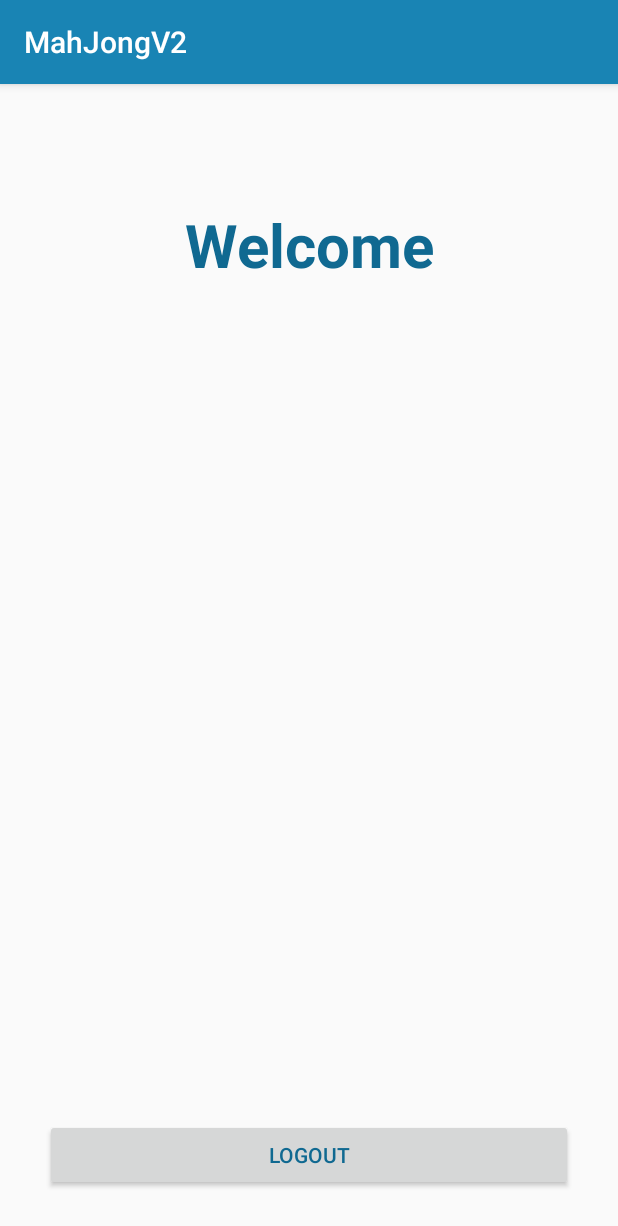
After one commit to icpc0928/Android_MahJongV2, an Android app: the HomeActivity screen opened directly, with no data from a screen before it, on a phone screen of 412 x 824 dp. The commit adds this screen. Shown: the top 1226 px of the screen. Run offline under Robolectric (Android 15) with nearby library versions, the phone set to English and light mode, and no system bars; 1 statement that could not run was skipped.

Commit message:
1-3 SessionManager 多新增一個HomeAct 曾經登入就能在HomeAct內

```diff
--- a/app/src/main/AndroidManifest.xml
+++ b/app/src/main/AndroidManifest.xml
@@ -12,14 +12,24 @@
         android:supportsRtl="true"
         android:theme="@style/AppThemeRegist"
         android:usesCleartextTraffic="true">
-        <activity android:name=".RegisterActivity"></activity>
-        <activity android:name=".LoginActivity">
+
+        <activity android:name=".HomeActivity">
             <intent-filter>
                 <action android:name="android.intent.action.MAIN" />
 
                 <category android:name="android.intent.category.LAUNCHER" />
             </intent-filter>
         </activity>
+
+        <activity
+            android:name=".LoginActivity"
+            android:theme="@style/AppThemeRegist"
+            />
+        <activity
+            android:name=".RegisterActivity"
+            android:theme="@style/AppThemeRegist"
+            />
+
     </application>
 
 </manifest>
--- /dev/null
+++ b/app/src/main/java/com/example/mahjongv2/HomeActivity.java
@@ -0,0 +1,53 @@
+package com.example.mahjongv2;
+
+import androidx.appcompat.app.AppCompatActivity;
+
+import android.content.Intent;
+import android.os.Bundle;
+import android.view.View;
+import android.widget.Button;
+import android.widget.TextView;
+
+import java.util.HashMap;
+
+public class HomeActivity extends AppCompatActivity {
+
+    private TextView name , email;
+    private Button btn_logout;
+    SessionManager sessionManager;
+
+
+    @Override
+    protected void onCreate(Bundle savedInstanceState) {
+        super.onCreate(savedInstanceState);
+        setContentView(R.layout.activity_home);
+
+        //SessionManager.java
+        sessionManager = new SessionManager(this);
+        sessionManager.checkLogin();
+
+
+
+
+        name = findViewById(R.id.name);
+        email= findViewById(R.id.email);
+        btn_logout = findViewById(R.id.btn_logout);
+
+        HashMap<String,String> user = sessionManager.getUserDetail();
+        String mName = user.get(sessionManager.NAME);
+        String mEmail = user.get(sessionManager.EMAIL);
+
+        name.setText(mName);
+        email.setText(mEmail);
+
+
+        btn_logout.setOnClickListener(new View.OnClickListener() {
+            @Override
+            public void onClick(View v) {
+                sessionManager.logout();
+            }
+        });
+
+
+    }
+}
--- a/app/src/main/java/com/example/mahjongv2/LoginActivity.java
+++ b/app/src/main/java/com/example/mahjongv2/LoginActivity.java
@@ -34,10 +34,14 @@ public class LoginActivity extends AppCompatActivity {
     private TextView link_regist;
     private ProgressBar loading;
     private static String URL_LOGIN = "http://192.168.0.101/android_register_login/login.php";
+    SessionManager sessionManager;
+
     @Override
     protected void onCreate(Bundle savedInstanceState) {
         super.onCreate(savedInstanceState);
         setContentView(R.layout.activity_login);
+
+        sessionManager = new SessionManager(this);
 
         loading = findViewById(R.id.loading);
         email = findViewById(R.id.email);
@@ -104,10 +108,13 @@ public class LoginActivity extends AppCompatActivity {
                                     String name = object.getString("name").trim();
                                     String email = object.getString("email").trim();
 
-                                    Toast.makeText(LoginActivity.this,
-                                            "Success \nHello : "+name
-                                                    + "\n Nice to see U again",Toast.LENGTH_SHORT)
-                                            .show();
+                                    sessionManager.createSession(name,email);
+
+                                    Intent intent = new Intent(LoginActivity.this,HomeActivity.class);
+                                    intent.putExtra("name",name);
+                                    intent.putExtra("email",email);
+                                    startActivity(intent);
+
 
                                     loading.setVisibility(View.GONE);
                                     btn_login.setVisibility(View.VISIBLE);
--- /dev/null
+++ b/app/src/main/java/com/example/mahjongv2/SessionManager.java
@@ -0,0 +1,65 @@
+package com.example.mahjongv2;
+
+import android.content.Context;
+import android.content.Intent;
+import android.content.SharedPreferences;
+
+import java.util.HashMap;
+
+public class SessionManager {
+
+    SharedPreferences sharedPreferences;
+    public SharedPreferences.Editor editor;
+    public Context context;
+    int PRIVATE_MODE = 0;
+
+    private static final String PREF_NAME = "LOGIN";
+    private static final String LOGIN = "IS_LOGIN";
+    public static final String NAME = "NAME";
+    public static final String EMAIL = "EMAIL";
+
+
+//SessionManager
+    public SessionManager(Context context) {
+        this.context = context;
+        sharedPreferences = context.getSharedPreferences(PREF_NAME,PRIVATE_MODE);
+        editor = sharedPreferences.edit();
+    }
+
+    public void createSession(String name,String email){
+        editor.putBoolean(LOGIN,true);
+        editor.putString(NAME,name);
+        editor.putString(EMAIL,email);
+        editor.apply();
+    }
+
+    //檢查有沒有Login機制
+    public boolean isLogin(){
+        return sharedPreferences.getBoolean(LOGIN,false);
+
+    }
+
+    public void checkLogin(){
+        if(!this.isLogin()){
+            Intent i = new Intent(context,LoginActivity.class);
+            context.startActivity(i);
+            ((HomeActivity) context).finish();
+        }
+    }
+
+    public HashMap<String,String> getUserDetail(){
+        HashMap<String,String> user = new HashMap<>();
+        user.put(NAME,sharedPreferences.getString(NAME,null));
+        user.put(EMAIL,sharedPreferences.getString(EMAIL,null));
+
+        return user;
+    }
+
+    public void logout(){
+        editor.clear();
+        editor.commit();
+        Intent i = new Intent(context,LoginActivity.class);
+        context.startActivity(i);
+        ((HomeActivity) context).finish();
+    }
+}
--- /dev/null
+++ b/app/src/main/res/layout/activity_home.xml
@@ -0,0 +1,59 @@
+<?xml version="1.0" encoding="utf-8"?>
+<RelativeLayout
+    xmlns:android="http://schemas.android.com/apk/res/android"
+    xmlns:app="http://schemas.android.com/apk/res-auto"
+    xmlns:tools="http://schemas.android.com/tools"
+    android:layout_width="match_parent"
+    android:layout_height="match_parent"
+    tools:context=".HomeActivity">
+
+    <TextView
+        android:id="@+id/text"
+        android:text="Welcome"
+        android:textSize="40sp"
+        android:gravity="center"
+        android:layout_marginTop="80dp"
+        android:textStyle="bold"
+        android:textColor="@color/colorPrimaryDark2"
+        android:layout_width="match_parent"
+        android:layout_height="wrap_content"
+        />
+
+    <TextView
+        android:id="@+id/name"
+        android:text="Name"
+        android:layout_below="@id/text"
+        android:textSize="25sp"
+        android:gravity="center"
+        android:layout_marginTop="50dp"
+        android:textStyle="bold"
+        android:textColor="@android:color/black"
+        android:layout_width="match_parent"
+        android:layout_height="wrap_content"
+        />
+    <TextView
+        android:id="@+id/email"
+        android:text="Email"
+        android:layout_below="@id/name"
+        android:textSize="15sp"
+        android:gravity="center"
+        android:textStyle="bold"
+        android:layout_width="match_parent"
+        android:layout_height="wrap_content"
+        />
+
+    <Button
+        android:layout_alignParentBottom="true"
+        android:id="@+id/btn_logout"
+        android:layout_marginLeft="30dp"
+        android:layout_marginRight="30dp"
+        android:layout_marginTop="200dp"
+        android:layout_marginBottom="30dp"
+        android:textColor="@color/colorPrimaryDark2"
+
+        android:text="Logout"
+        android:layout_width="match_parent"
+        android:layout_height="wrap_content"
+        />
+
+</RelativeLayout>
```
